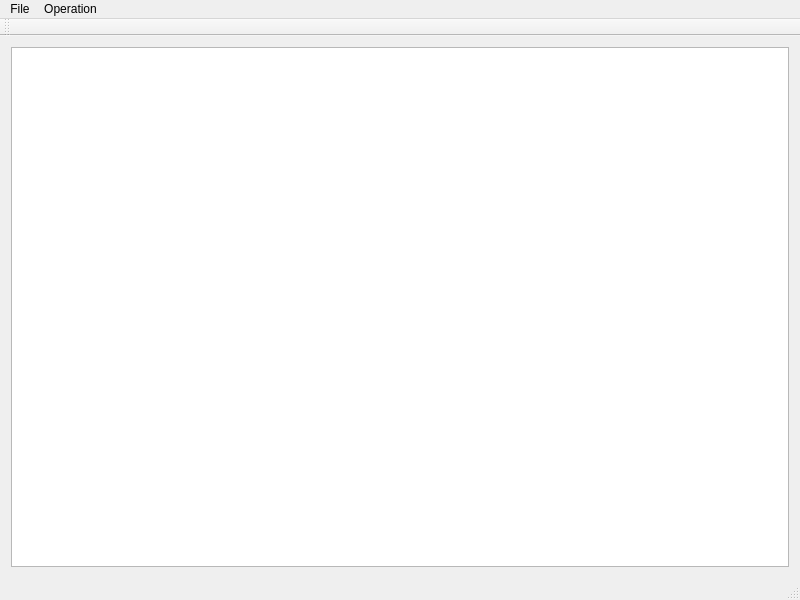
Before: the Qt Designer form TinyPhotoshop/mainwindow.ui in GhostatSpirit/ComputerVision2017, drawn with Qt 5.
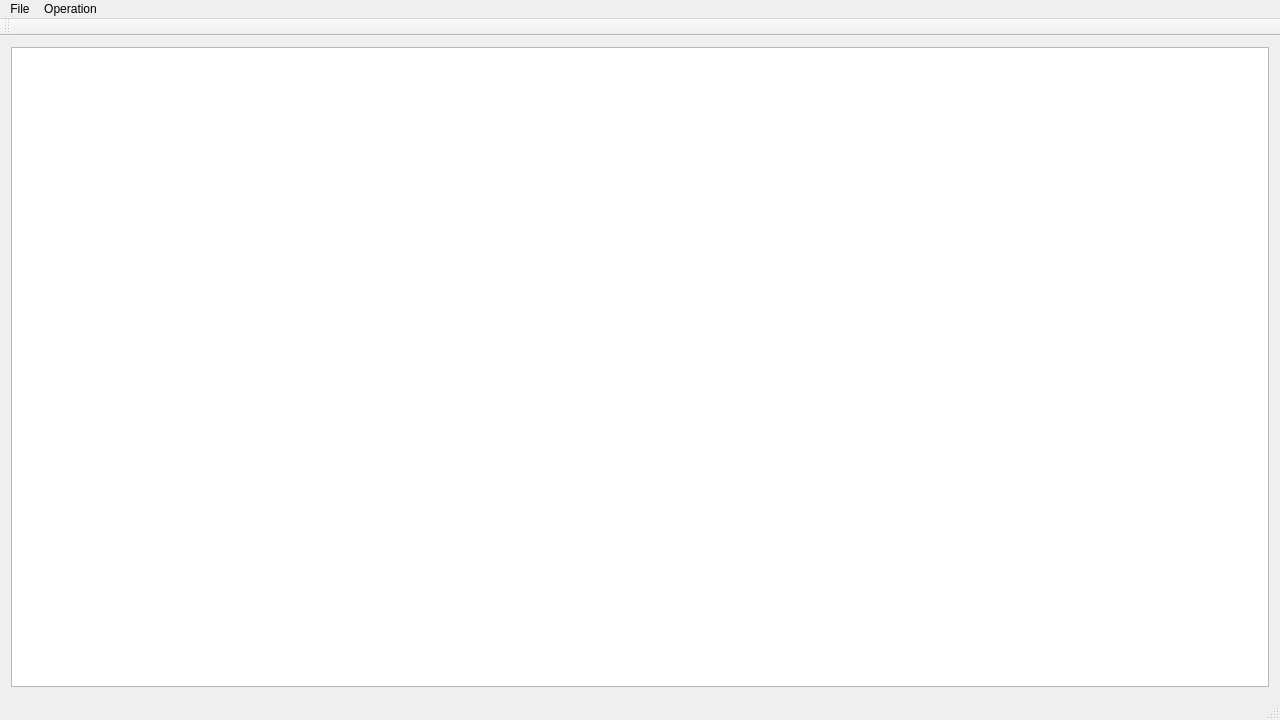
After: the same form once the commit is applied.

What changed in the file:
```diff
--- a/TinyPhotoshop/mainwindow.ui
+++ b/TinyPhotoshop/mainwindow.ui
@@ -6,8 +6,8 @@
    <rect>
     <x>0</x>
     <y>0</y>
-    <width>800</width>
-    <height>600</height>
+    <width>1280</width>
+    <height>720</height>
    </rect>
   </property>
   <property name="windowTitle">
@@ -32,7 +32,7 @@
     <rect>
      <x>0</x>
      <y>0</y>
-     <width>800</width>
+     <width>1280</width>
      <height>21</height>
     </rect>
    </property>
```
Left out of the diff: 6 changed lines with no effect on the pictures.
